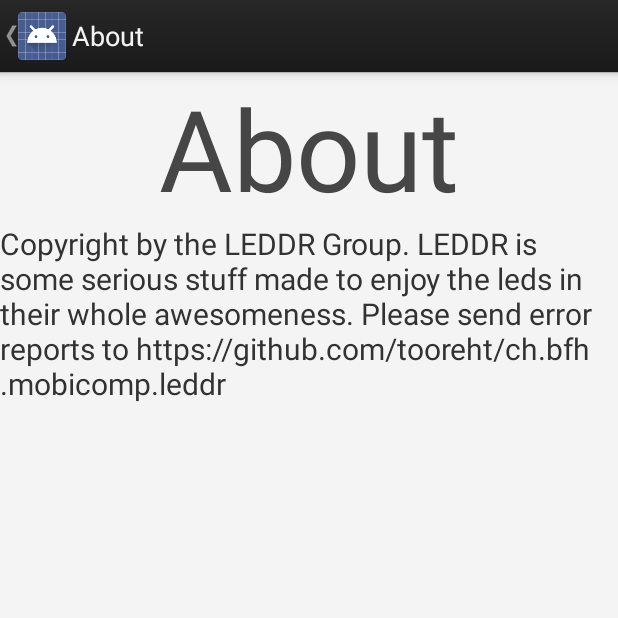
After one commit to tooreht/ch.bfh.mobicomp.leddr, an Android app: the AboutActivity screen opened directly, with no data from a screen before it, on a phone screen of 412 x 824 dp, the top half of it. The commit adds this screen. Run offline under Robolectric (Android 15) with nearby library versions, the phone set to English and light mode, and no system bars; our stand-ins replace ButterKnife, Dagger/Hilt's generated code; 2 statements that could not run were skipped.

Commit message:
add AboutView
as how to implement a new view in the Bootstrap framework

```diff
--- a/app/src/main/java/ch/bfh/mobicomp/leddr/BootstrapModule.java
+++ b/app/src/main/java/ch/bfh/mobicomp/leddr/BootstrapModule.java
@@ -13,6 +13,7 @@ import ch.bfh.mobicomp.leddr.core.RestAdapterRequestInterceptor;
 import ch.bfh.mobicomp.leddr.core.RestErrorHandler;
 import ch.bfh.mobicomp.leddr.core.TimerService;
 import ch.bfh.mobicomp.leddr.core.UserAgentProvider;
+import ch.bfh.mobicomp.leddr.ui.AboutActivity;
 import ch.bfh.mobicomp.leddr.ui.BootstrapTimerActivity;
 import ch.bfh.mobicomp.leddr.ui.CheckInsListFragment;
 import ch.bfh.mobicomp.leddr.ui.MainActivity;
@@ -50,7 +51,8 @@ import retrofit.converter.GsonConverter;
                 NewsListFragment.class,
                 UserActivity.class,
                 UserListFragment.class,
-                TimerService.class
+                TimerService.class,
+                AboutActivity.class
         }
 )
 public class BootstrapModule {
--- /dev/null
+++ b/app/src/main/java/ch/bfh/mobicomp/leddr/ui/AboutActivity.java
@@ -0,0 +1,35 @@
+package ch.bfh.mobicomp.leddr.ui;
+
+import android.content.Context;
+import android.graphics.Typeface;
+import android.os.Build;
+import android.os.Bundle;
+import android.util.AttributeSet;
+import android.util.Log;
+import android.view.View;
+import android.widget.Button;
+import android.widget.Toast;
+
+import java.util.Hashtable;
+import java.util.Locale;
+
+import ch.bfh.mobicomp.leddr.R;
+
+/**
+ * created by sw
+ */
+public class AboutActivity extends BootstrapFragmentActivity {
+    Button btn;
+
+    protected void onCreate(final Bundle savedInstanceState) {
+        super.onCreate(savedInstanceState);
+
+        setContentView(R.layout.about);
+
+        setTitle(R.string.aboutTitle);
+
+        getActionBar().setHomeButtonEnabled(true);
+        getActionBar().setDisplayHomeAsUpEnabled(true);
+
+    }
+}
--- /dev/null
+++ b/app/src/main/res/layout/about.xml
@@ -0,0 +1,23 @@
+<?xml version="1.0" encoding="utf-8"?>
+
+<LinearLayout xmlns:android="http://schemas.android.com/apk/res/android"
+              android:orientation="vertical"
+              android:layout_width="match_parent"
+              android:layout_height="match_parent">
+
+    <TextView
+        android:id="@+id/about"
+        android:layout_width="fill_parent"
+        android:layout_height="wrap_content"
+        android:text="@string/aboutTitle"
+        style="@style/TimerChronometer"
+        />
+
+    <TextView
+        android:id="@+id/aboutText"
+        android:layout_width="fill_parent"
+        android:layout_height="wrap_content"
+        android:text="@string/aboutText"
+        style="@style/aboutText"
+        />
+</LinearLayout>
--- a/app/src/main/res/values/strings.xml
+++ b/app/src/main/res/values/strings.xml
@@ -51,5 +51,8 @@
     <string name="unit">Power</string>
     <string name="powerButton">ON/OFF</string>
 
-
+    <!-- About -->
+    <string name="aboutTitle">About</string>
+    <string name="aboutText">Copyright by the LEDDR Group. LEDDR is some serious stuff made to enjoy the leds in their whole awesomeness. Please send error reports to
+https://github.com/tooreht/ch.bfh.mobicomp.leddr</string>
 </resources>
--- a/app/src/main/res/values/styles.xml
+++ b/app/src/main/res/values/styles.xml
@@ -108,4 +108,9 @@
         <item name="android:textColor">#464646</item>
     </style>
 
+
+    <!-- About -->
+    <style name="aboutText">
+        <item name="android:textSize">20sp</item>
+    </style>
 </resources>
```
Also changed, not shown: app/src/main/AndroidManifest.xml (+12 -0 lines), app/src/main/java/ch/bfh/mobicomp/leddr/ui/MainActivity.java (+11 -1 lines).
